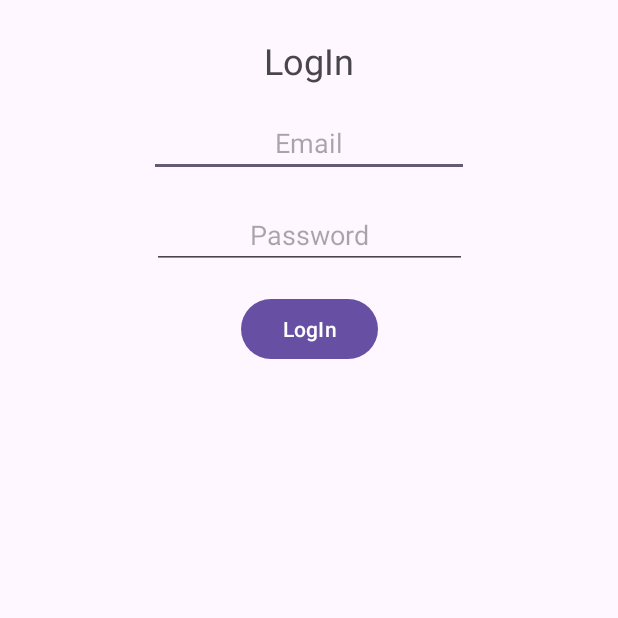
After one commit to SainiJapneet/CSE227, an Android app: the FirebaseSignIn screen opened directly, with no data from a screen before it, on a phone screen of 412 x 824 dp, the top half of it. The commit adds this screen. Run offline under Robolectric (Android 15) with nearby library versions, the phone set to English and light mode, and no system bars; our stand-ins replace Firebase (no records; nobody signed in at launch, a user with empty details on screens opened directly).

Commit message:
Firebase SignIn

```diff
--- a/app/src/main/AndroidManifest.xml
+++ b/app/src/main/AndroidManifest.xml
@@ -13,6 +13,9 @@
         android:theme="@style/Theme.CSE227"
         tools:targetApi="31">
         <activity
+            android:name=".UNIT_1.FirebaseSignIn"
+            android:exported="false" />
+        <activity
             android:name=".UNIT_1.FirebaseActivity"
             android:exported="true">
             <intent-filter>
--- /dev/null
+++ b/app/src/main/java/com/example/cse227/UNIT_1/FirebaseSignIn.kt
@@ -0,0 +1,43 @@
+package com.example.cse227.UNIT_1
+
+import androidx.appcompat.app.AppCompatActivity
+import android.os.Bundle
+import android.view.View
+import android.widget.Button
+import android.widget.EditText
+import android.widget.Toast
+import com.example.cse227.R
+import com.google.firebase.auth.FirebaseAuth
+
+class FirebaseSignIn : AppCompatActivity() {
+
+    lateinit var auth: FirebaseAuth
+    lateinit var btnLogIn: Button
+    lateinit var edtEmail1: EditText
+    lateinit var edtPassword1: EditText
+    override fun onCreate(savedInstanceState: Bundle?) {
+        super.onCreate(savedInstanceState)
+        setContentView(R.layout.activity_firebase_sign_in)
+        auth = FirebaseAuth.getInstance()
+
+        btnLogIn = findViewById(R.id.btnLogIn)
+        edtEmail1 = findViewById(R.id.edtEmail1)
+        edtPassword1 = findViewById(R.id.edtPassword1)
+
+        btnLogIn.setOnClickListener {
+            var user = edtEmail1.text.toString()
+            var pass = edtPassword1.text.toString()
+            login(user,pass,it)
+        }
+    }
+
+    fun login(email: String,pass: String,view: View){
+        auth.signInWithEmailAndPassword(email,pass).addOnCompleteListener {
+            if (it.isSuccessful){
+                Toast.makeText(this,"Login successful", Toast.LENGTH_SHORT).show()
+            }else {
+                Toast.makeText(this, "Error " + it.exception, Toast.LENGTH_SHORT).show()
+            }
+        }
+    }
+}
--- /dev/null
+++ b/app/src/main/res/layout/activity_firebase_sign_in.xml
@@ -0,0 +1,55 @@
+<?xml version="1.0" encoding="utf-8"?>
+<androidx.constraintlayout.widget.ConstraintLayout xmlns:android="http://schemas.android.com/apk/res/android"
+    xmlns:app="http://schemas.android.com/apk/res-auto"
+    xmlns:tools="http://schemas.android.com/tools"
+    android:layout_width="match_parent"
+    android:layout_height="match_parent"
+    tools:context=".UNIT_1.FirebaseSignIn">
+
+    <TextView
+        android:id="@+id/txtSignIn"
+        android:layout_width="wrap_content"
+        android:layout_height="wrap_content"
+        android:layout_marginTop="24dp"
+        android:text="LogIn"
+        android:textSize="24dp"
+        app:layout_constraintEnd_toEndOf="parent"
+        app:layout_constraintStart_toStartOf="parent"
+        app:layout_constraintTop_toTopOf="parent" />
+
+    <EditText
+        android:id="@+id/edtEmail1"
+        android:layout_width="wrap_content"
+        android:layout_height="wrap_content"
+        android:layout_marginTop="16dp"
+        android:ems="10"
+        android:hint="Email"
+        android:gravity="center"
+        android:inputType="textEmailAddress"
+        app:layout_constraintEnd_toEndOf="parent"
+        app:layout_constraintStart_toStartOf="parent"
+        app:layout_constraintTop_toBottomOf="@+id/txtSignIn" />
+
+    <EditText
+        android:id="@+id/edtPassword1"
+        android:layout_width="210dp"
+        android:layout_height="wrap_content"
+        android:layout_marginTop="16dp"
+        android:ems="10"
+        android:hint="Password"
+        android:gravity="center"
+        android:inputType="textPassword"
+        app:layout_constraintEnd_toEndOf="parent"
+        app:layout_constraintStart_toStartOf="parent"
+        app:layout_constraintTop_toBottomOf="@+id/edtEmail1" />
+
+    <Button
+        android:id="@+id/btnLogIn"
+        android:layout_width="91dp"
+        android:layout_height="wrap_content"
+        android:layout_marginTop="16dp"
+        android:text="LogIn"
+        app:layout_constraintEnd_toEndOf="parent"
+        app:layout_constraintStart_toStartOf="parent"
+        app:layout_constraintTop_toBottomOf="@+id/edtPassword1" />
+</androidx.constraintlayout.widget.ConstraintLayout>
```
Also changed, not shown: app/src/main/java/com/example/cse227/UNIT_1/FirebaseActivity.kt (+51 -5 lines), app/src/main/res/layout/activity_firebase.xml (+66 -3 lines).
